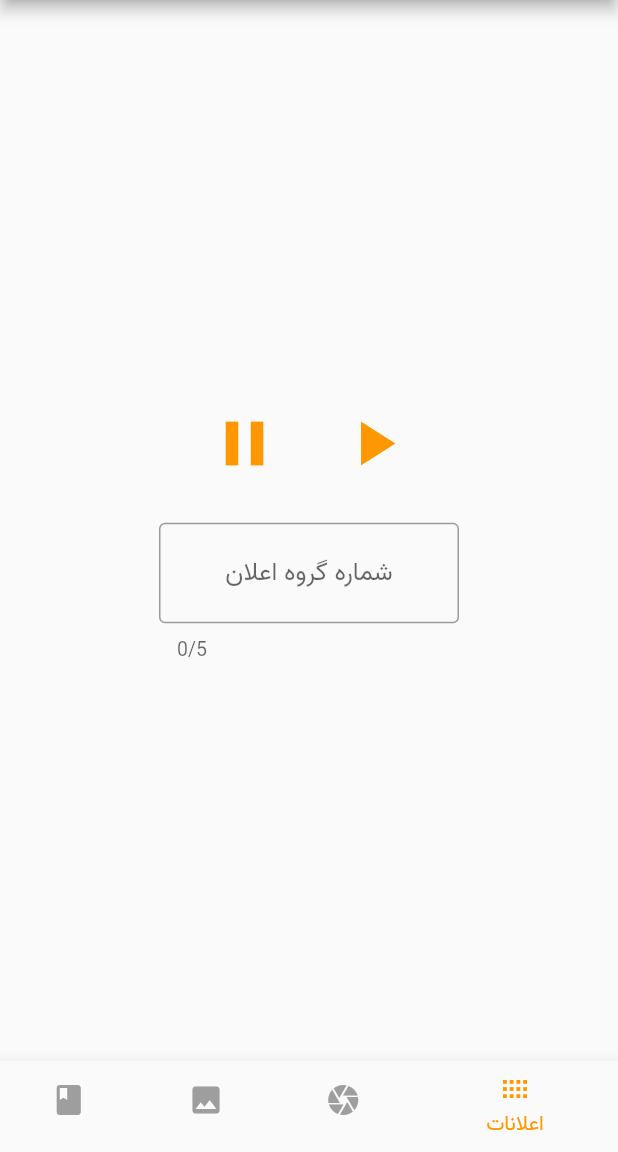
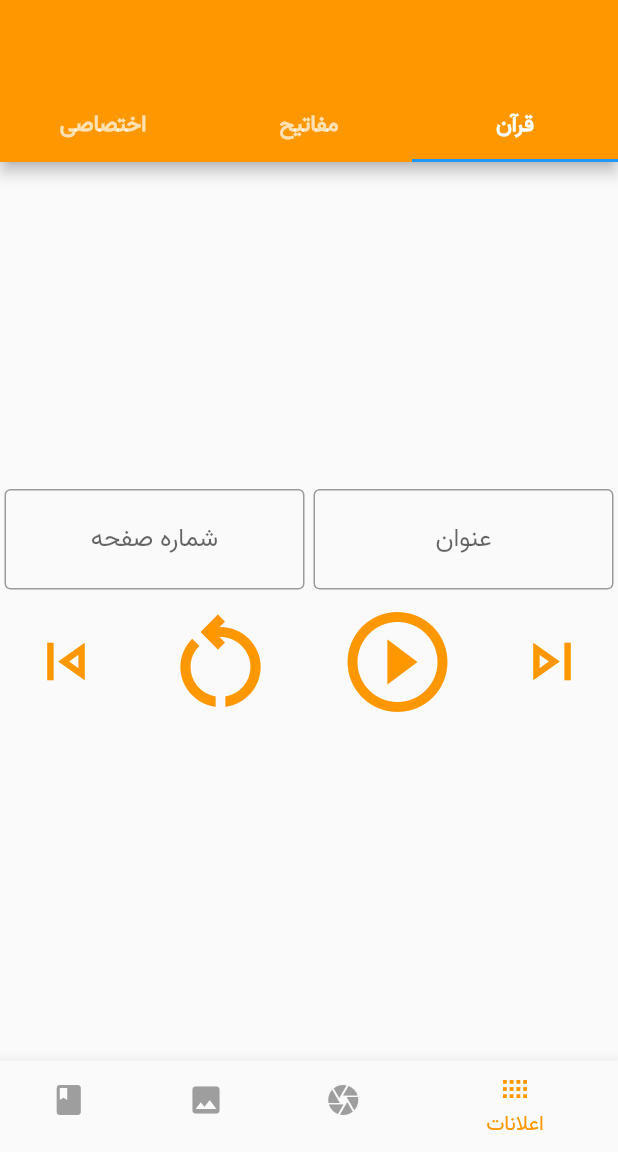
Before and after one commit to HamidRezaAshkiyan/hafez_controller, a Flutter app: the screen it shows after launch, on a phone screen of 412 x 824 dp, the part 84-1236 px from its top. Run offline on Flutter 3.47's test engine with Material 2 defaults, Android fonts, the phone set to English and light mode, and no system bars.

Commit message:
backing up

```diff
--- /dev/null
+++ b/lib/pages/book_controller.dart
@@ -0,0 +1,156 @@
+import 'package:flutter/material.dart';
+
+class MyTabbedPage extends StatefulWidget {
+  const MyTabbedPage({ Key? key }) : super(key: key);
+  @override
+  _MyTabbedPageState createState() => _MyTabbedPageState();
+}
+
+
+class _MyTabbedPageState extends State<MyTabbedPage> with SingleTickerProviderStateMixin {
+  static const List<Tab> myTabs = <Tab>[
+    Tab(text: 'قرآن'),
+    Tab(text: 'مفاتیح'),
+    Tab(text: 'اختصاصی'),
+  ];
+
+  late TabController _tabController;
+
+  @override
+  void initState() {
+    super.initState();
+    _tabController = TabController(vsync: this, length: myTabs.length);
+  }
+
+  @override
+  void dispose() {
+    _tabController.dispose();
+    super.dispose();
+  }
+
+  @override
+  Widget build(BuildContext context) {
+    return Scaffold(
+      appBar: AppBar(
+        toolbarHeight: 60,
+        bottom: TabBar(
+          controller: _tabController,
+          tabs: myTabs,
+        ),
+      ),
+      body: TabBarView(
+        controller: _tabController,
+        children: [
+          Column( // Quran Container
+            mainAxisAlignment: MainAxisAlignment.center,
+            children: [
+              Row(
+                mainAxisAlignment: MainAxisAlignment.spaceAround,
+                children:[
+                  Center(
+                    child: Container(
+                      width: 200,
+                      child: TextField(
+                        textAlign: TextAlign.center,
+                        decoration: InputDecoration(
+                          border: OutlineInputBorder(),
+                          hintText: 'عنوان',
+                        ),
+                      ),
+                    ),
+                  ),
+                  Center(
+                    child: Container(
+                      width: 200,
+                      child: TextField(
+                        textAlign: TextAlign.center,
+                        decoration: InputDecoration(
+                          border: OutlineInputBorder(),
+                          hintText: 'شماره صفحه',
+                        ),
+                      ),
+                    ),
+                  )
+                ],
+              ),
+              BookController(),
+            ],
+          ),
+          BookController(),
+          BookController(),
+        ],
+      ),
+    );
+  }
+}
+
+class BookController extends StatelessWidget {
+  @override
+  Widget build(BuildContext context) {
+    return Container(
+      child: Center(
+          child: Column(
+            mainAxisAlignment: MainAxisAlignment.center,
+            children: [
+              /*Center(
+                child: Container(
+                  width: 200,
+                  child: TextField(
+                    maxLength: 5,
+                    inputFormatters: [
+                      FilteringTextInputFormatter.digitsOnly,
+                    ],
+                    textAlign: TextAlign.center,
+                    decoration: InputDecoration(
+                      border: OutlineInputBorder(),
+                      hintText: 'شماره گروه اعلان',
+                    ),
+                  ),
+                ),
+              ),
+              SizedBox(height: 50),*/
+              Row(
+                mainAxisAlignment: MainAxisAlignment.spaceAround,
+                children: [
+                  IconButton(
+                    iconSize: 50,
+                    onPressed: () {},
+                    icon: Icon(
+                      Icons.skip_next_outlined,
+                      color: Colors.orange,
+                    ),
+                  ),
+                  IconButton(
+                    iconSize: 80,
+                    onPressed: () {},
+                    icon: Icon(
+                      Icons.play_circle_outline_outlined,
+                      color: Colors.orange,
+                    ),
+                  ),
+                  // SizedBox(width: 100),
+                  IconButton(
+                    iconSize: 80,
+                    onPressed: () {},
+                    icon: Icon(
+                      Icons.restart_alt_outlined,
+                      color: Colors.orange,
+                    ),
+                  ),
+                  // SizedBox(width: 100),
+                  IconButton(
+                    iconSize: 50,
+                    onPressed: () {},
+                    icon: Icon(
+                      Icons.skip_previous_outlined,
+                      color: Colors.orange,
+                    ),
+                  ),
+                  // SizedBox(width: 100),
+                ],
+              )
+            ],
+          )),
+    );
+  }
+}
```
Also changed, not shown: lib/main.dart (+5 -4 lines), lib/pages/home.dart (+55 -27 lines), lib/pages/notification_controller.dart (added, +149 -0 lines).
